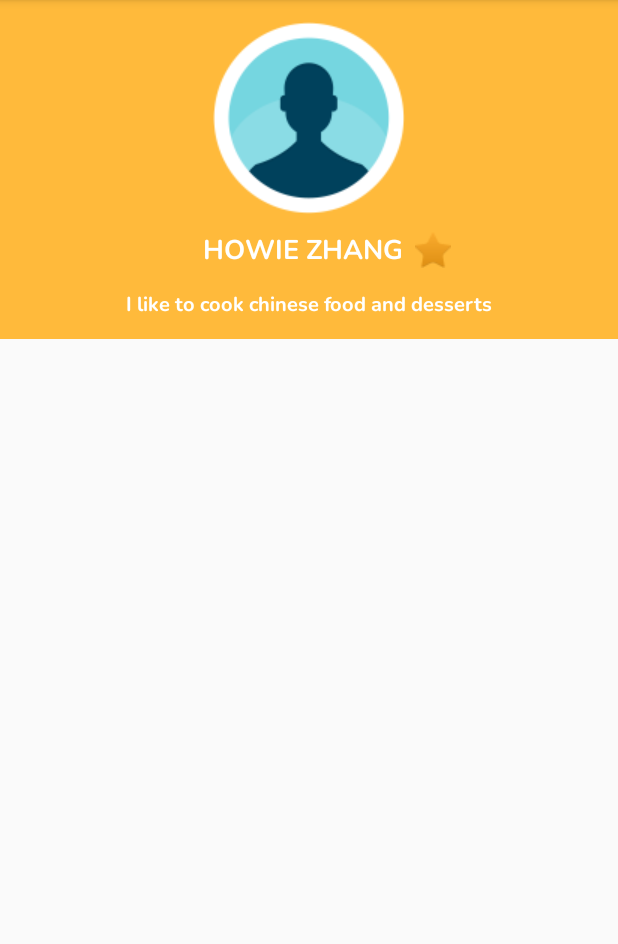
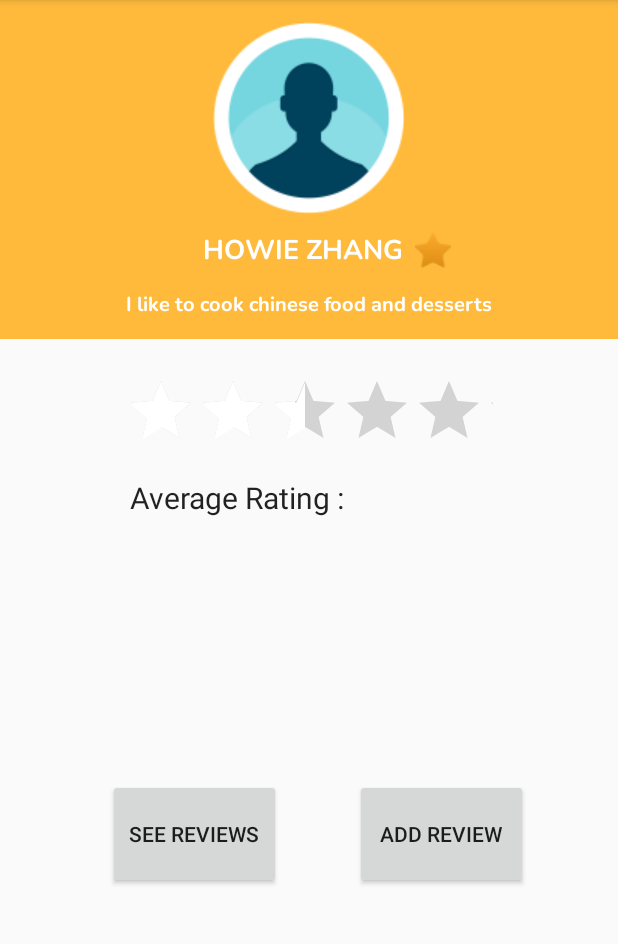
Before and after one commit to yangray1/BreadWinner, an Android app: the fragment ProfileFragment shown on its own in the app's theme, on a phone screen of 412 x 824 dp, the part 84-1028 px from its top. Run offline under Robolectric (Android 15) with nearby library versions, the phone set to English and light mode, and no system bars; libraries missing offline, so code that uses them is left out: com.android.internal; network calls fail; 5 statements that could not run were skipped.

Commit message:
added review stuff

```diff
--- /dev/null
+++ b/Front-end-template/app/src/main/java/com/example/crystalyip/csc301/HTTPInteractions/AvgReviewGet.java
@@ -0,0 +1,20 @@
+package com.example.crystalyip.csc301.HTTPInteractions;
+
+
+import org.json.JSONObject;
+
+public class AvgReviewGet {
+    String url = "http://18.234.123.109/api/cookAvgRating/";
+    public AvgReviewGet(int id) {
+        this.url += Integer.toString(id);
+    }
+
+    public double getAvgRating() throws Exception {
+
+        String output = HTTPRequests.getHTTP(url);
+        if (!output.equals("failure")) {
+            return Double.parseDouble(output);
+        }
+        else{return 0;  }
+    }
+}
--- a/Front-end-template/app/src/main/java/com/example/crystalyip/csc301/ProfileFragment.java
+++ b/Front-end-template/app/src/main/java/com/example/crystalyip/csc301/ProfileFragment.java
@@ -6,23 +6,43 @@ import android.support.v4.app.Fragment;
 import android.view.LayoutInflater;
 import android.view.View;
 import android.view.ViewGroup;
+import android.widget.RatingBar;
+import android.widget.TextView;
+
+import com.example.crystalyip.csc301.HTTPInteractions.AvgReviewGet;
 
 
 /**
  * A simple {@link Fragment} subclass.
  */
 public class ProfileFragment extends Fragment {
-
+    int cookID;
 
     public ProfileFragment() {
         // Required empty public constructor
     }
 
 
+
+
     @Override
     public View onCreateView(LayoutInflater inflater, ViewGroup container,
                              Bundle savedInstanceState) {
         // Inflate the layout for this fragment
+        cookID =savedInstanceState.getInt("CookID");
+        RatingBar ratingBar =  getView().findViewById( R.id.avgRatingBar);
+        AvgReviewGet avg = new AvgReviewGet(cookID);
+        double amnt = 0;
+        try {
+            amnt = avg.getAvgRating();
+        } catch (Exception e) {
+            e.printStackTrace();
+        }
+        ratingBar.setRating((float)amnt);
+
+        TextView ratingTxt = getView().findViewById(R.id.avgRatingText);
+        ratingTxt.setText("Average Rating: " + String.format("%.2f", amnt) + "/10");
+
         return inflater.inflate(R.layout.fragment_profile, container, false);
     }
 
--- a/Front-end-template/app/src/main/res/layout/fragment_profile.xml
+++ b/Front-end-template/app/src/main/res/layout/fragment_profile.xml
@@ -80,5 +80,71 @@
         app:layout_constraintStart_toEndOf="@+id/chef_name"
         app:layout_constraintTop_toTopOf="@+id/chef_name" />
 
+    <RatingBar
+        android:id="@+id/avgRatingBar"
+        android:layout_width="245dp"
+        android:layout_height="60dp"
+        android:layout_marginStart="8dp"
+        android:layout_marginLeft="8dp"
+        android:layout_marginTop="24dp"
+        android:layout_marginEnd="8dp"
+        android:layout_marginRight="8dp"
+        android:isIndicator="true"
+        android:numStars="5"
+        android:rating="2.25"
+        android:stepSize="0.1"
+        android:visibility="visible"
+        app:layout_constraintEnd_toEndOf="parent"
+        app:layout_constraintStart_toStartOf="parent"
+        app:layout_constraintTop_toBottomOf="@+id/myRectangleView" />
+
+    <Button
+        android:id="@+id/seeReviewsButton"
+        android:layout_width="115dp"
+        android:layout_height="73dp"
+        android:layout_marginStart="72dp"
+        android:layout_marginLeft="72dp"
+        android:layout_marginTop="8dp"
+        android:layout_marginBottom="8dp"
+        android:text="See Reviews"
+        app:layout_constraintBottom_toBottomOf="parent"
+        app:layout_constraintStart_toStartOf="parent"
+        app:layout_constraintTop_toBottomOf="@+id/avgRatingText"
+        app:layout_constraintVertical_bias="0.476" />
+
+    <Button
+        android:id="@+id/addReviewButton"
+        android:layout_width="115dp"
+        android:layout_height="73dp"
+        android:layout_marginStart="8dp"
+        android:layout_marginLeft="8dp"
+        android:layout_marginTop="8dp"
+        android:layout_marginEnd="8dp"
+        android:layout_marginRight="8dp"
+        android:layout_marginBottom="8dp"
+        android:text="Add Review"
+        app:layout_constraintBottom_toBottomOf="parent"
+        app:layout_constraintEnd_toEndOf="parent"
+        app:layout_constraintHorizontal_bias="0.442"
+        app:layout_constraintStart_toEndOf="@+id/seeReviewsButton"
+        app:layout_constraintTop_toBottomOf="@+id/avgRatingText"
+        app:layout_constraintVertical_bias="0.476" />
+
+    <TextView
+        android:id="@+id/avgRatingText"
+        android:layout_width="239dp"
+        android:layout_height="41dp"
+        android:layout_marginStart="8dp"
+        android:layout_marginLeft="8dp"
+        android:layout_marginTop="8dp"
+        android:layout_marginEnd="8dp"
+        android:layout_marginRight="8dp"
+        android:text="Average Rating :"
+        android:textAppearance="@style/TextAppearance.AppCompat"
+        android:textSize="20sp"
+        app:layout_constraintEnd_toEndOf="parent"
+        app:layout_constraintStart_toStartOf="parent"
+        app:layout_constraintTop_toBottomOf="@+id/avgRatingBar" />
+
 
 </android.support.constraint.ConstraintLayout>
```
Also changed, not shown: Front-end-template/app/src/main/java/com/example/crystalyip/csc301/DAOs/ReviewsDAO.java (added, +51 -0 lines), Front-end-template/app/src/main/java/com/example/crystalyip/csc301/FragmentFoodDetail.java (+9 -0 lines), Front-end-template/app/src/main/java/com/example/crystalyip/csc301/Model/Review.java (added, +43 -0 lines), Front-end-template/app/src/main/java/com/example/crystalyip/csc301/ShowReviews.java (added, +145 -0 lines), Front-end-template/app/src/main/res/layout/fragment_food_detail.xml (+7 -0 lines), Front-end-template/app/src/main/res/layout/fragment_show_reviews.xml (added, +29 -0 lines), Front-end-template/app/src/main/res/layout/review_item.xml (added, +59 -0 lines), 1 other file.
